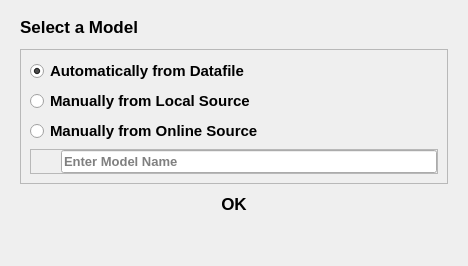
Before: the Qt Designer form dialog_modelselect.ui in MoreIceFitzGerry/iligui, drawn with Qt 5.
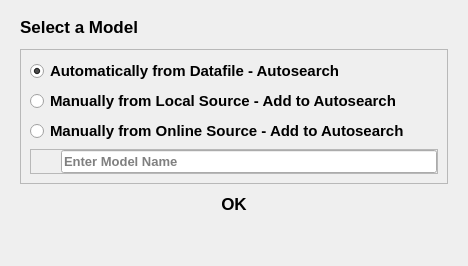
After: the same form once the commit is applied. Icons and pictures are not drawn.

Commit message: Commit before Major Changes Online Model Search and Model Validation Handling

The edit to the form file:
```diff
--- a/dialog_modelselect.ui
+++ b/dialog_modelselect.ui
@@ -87,7 +87,7 @@
          <string notr="true"/>
         </property>
         <property name="text">
-         <string>Automatically from Datafile</string>
+         <string>Automatically from Datafile - Autosearch</string>
         </property>
         <property name="checkable">
          <bool>true</bool>
@@ -115,7 +115,7 @@
          </font>
         </property>
         <property name="text">
-         <string>Manually from Local Source</string>
+         <string>Manually from Local Source - Add to Autosearch</string>
         </property>
         <attribute name="buttonGroup">
          <string notr="true">radioButtonGroup</string>
@@ -137,7 +137,7 @@
          </font>
         </property>
         <property name="text">
-         <string>Manually from Online Source</string>
+         <string>Manually from Online Source - Add to Autosearch</string>
         </property>
         <property name="iconSize">
          <size>
```
The commit also changes 11 other files.
